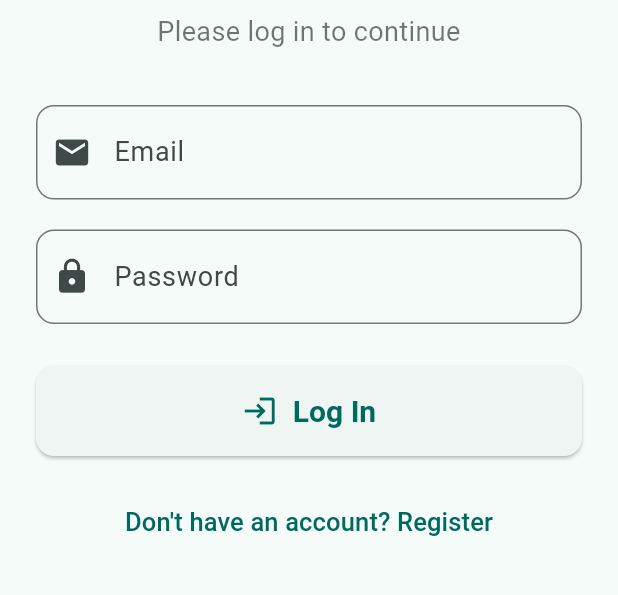
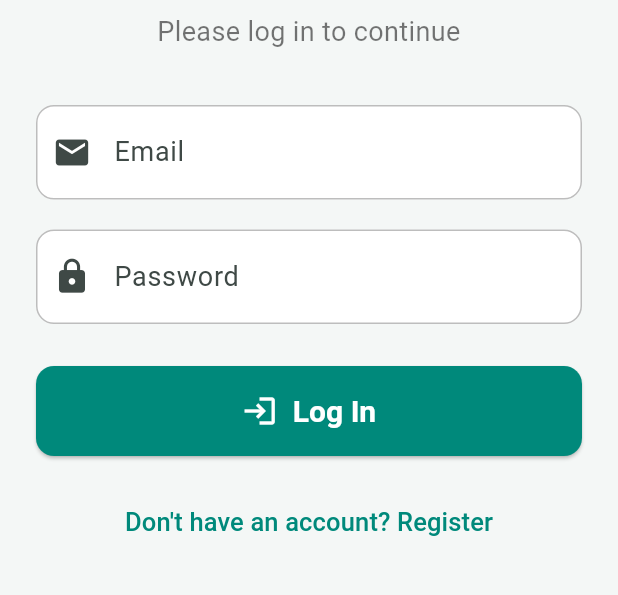
Before and after one commit to Lakindu99/mediassist, a Flutter app: the screen it shows after launch, on a phone screen of 412 x 824 dp, the part 300-895 px from its top. Run offline on Flutter 3.47's test engine with Material 3 defaults, Android fonts, the phone set to English and light mode, and no system bars; our stand-ins replace cloud_firestore, firebase_auth, firebase_core, flutter_local_notifications, flutter_tts, share_plus and 2 more; accounts and stored records are empty.

Commit message:
Polish step 1: centralised design theme (solid buttons, clean cards, consistency)

```diff
--- /dev/null
+++ b/lib/core/theme/app_theme.dart
@@ -0,0 +1,165 @@
+import 'package:flutter/material.dart';
+
+/// ---------------------------------------------------------------------------
+/// MediAssist design system (Step 1: visual consistency).
+///
+/// One central place for colours, spacing, radii and component styling, so
+/// every screen looks coherent. Baseline sizes are intentionally MODERATE: the
+/// adaptive engine enlarges text/buttons and raises contrast FROM this baseline,
+/// so the static control condition stays a fair, unmodified starting point.
+/// ---------------------------------------------------------------------------
+
+class AppSpacing {
+  static const double xs = 4, sm = 8, md = 16, lg = 24, xl = 32;
+}
+
+class AppRadius {
+  static const double card = 16, button = 12, field = 12;
+}
+
+/// Per-feature accent colours (consistent icon/colour language app-wide).
+class AppColors {
+  static const Color teal = Color(0xFF00897B);
+  static const Color ink = Color(0xFF1A2327);
+  static const Color background = Color(0xFFF4F7F6);
+
+  static const Color today = Color(0xFFEF6C00);        // orange
+  static const Color medications = Color(0xFF00897B);  // teal
+  static const Color appointments = Color(0xFF3949AB); // indigo
+  static const Color history = Color(0xFF8E24AA);      // purple
+  static const Color caregiver = Color(0xFF00838F);    // cyan (clearer than brown)
+}
+
+/// The standard (control-condition) theme.
+ThemeData buildAppTheme() {
+  final ColorScheme scheme = ColorScheme.fromSeed(
+    seedColor: AppColors.teal,
+    primary: AppColors.teal,
+  );
+
+  return ThemeData(
+    useMaterial3: true,
+    colorScheme: scheme,
+    scaffoldBackgroundColor: AppColors.background,
+
+    // Clean white app bars; a subtle line appears when content scrolls under.
+    appBarTheme: const AppBarTheme(
+      backgroundColor: Colors.white,
+      foregroundColor: AppColors.ink,
+      elevation: 0,
+      scrolledUnderElevation: 1,
+      centerTitle: false,
+      titleTextStyle: TextStyle(
+          fontSize: 22, fontWeight: FontWeight.w600, color: AppColors.ink),
+    ),
+
+    // Clean WHITE cards (removes the M3 grey tint) with a consistent shape.
+    cardTheme: CardThemeData(
+      color: Colors.white,
+      surfaceTintColor: Colors.white,
+      elevation: 1.5,
+      margin: EdgeInsets.zero,
+      shape: RoundedRectangleBorder(
+          borderRadius: BorderRadius.circular(AppRadius.card)),
+    ),
+
+    // Strong, SOLID teal primary buttons — a clear primary action for elders.
+    elevatedButtonTheme: ElevatedButtonThemeData(
+      style: ElevatedButton.styleFrom(
+        backgroundColor: AppColors.teal,
+        foregroundColor: Colors.white,
+        elevation: 1,
+        minimumSize: const Size(0, 52),
+        padding: const EdgeInsets.symmetric(horizontal: 20, vertical: 12),
+        textStyle: const TextStyle(fontSize: 16, fontWeight: FontWeight.w600),
+        shape: RoundedRectangleBorder(
+            borderRadius: BorderRadius.circular(AppRadius.button)),
+      ),
+    ),
+
+    outlinedButtonTheme: OutlinedButtonThemeData(
+      style: OutlinedButton.styleFrom(
+        foregroundColor: AppColors.teal,
+        side: const BorderSide(color: AppColors.teal, width: 1.5),
+        minimumSize: const Size(0, 50),
+        textStyle: const TextStyle(fontSize: 16, fontWeight: FontWeight.w600),
+        shape: RoundedRectangleBorder(
+            borderRadius: BorderRadius.circular(AppRadius.button)),
+      ),
+    ),
+
+    // Consistent, clearly-bordered input fields.
+    inputDecorationTheme: InputDecorationTheme(
+      filled: true,
+      fillColor: Colors.white,
+      contentPadding: const EdgeInsets.symmetric(horizontal: 16, vertical: 16),
+      border: OutlineInputBorder(
+          borderRadius: BorderRadius.circular(AppRadius.field)),
+      enabledBorder: OutlineInputBorder(
+        borderRadius: BorderRadius.circular(AppRadius.field),
+        borderSide: BorderSide(color: Colors.grey.shade400),
+      ),
+      focusedBorder: OutlineInputBorder(
+        borderRadius: BorderRadius.circular(AppRadius.field),
+        borderSide: const BorderSide(color: AppColors.teal, width: 2),
+      ),
+    ),
+
+    // Consistent, friendly snackbars for confirmations (used in later steps).
+    snackBarTheme: SnackBarThemeData(
+      behavior: SnackBarBehavior.floating,
+      backgroundColor: AppColors.ink,
+      contentTextStyle: const TextStyle(fontSize: 15, color: Colors.white),
+      shape: RoundedRectangleBorder(borderRadius: BorderRadius.circular(10)),
+    ),
+  );
+}
+
+/// High-contrast variant (used by the accessibility setting and by the adaptive
+/// engine at strong load). Same shapes for consistency; maximum contrast.
+ThemeData buildHighContrastTheme() {
+  final base = buildAppTheme();
+  final scheme = ColorScheme.fromSeed(
+    seedColor: Colors.black,
+    brightness: Brightness.light,
+  ).copyWith(
+    primary: Colors.black,
+    onPrimary: Colors.white,
+    surface: Colors.white,
+    onSurface: Colors.black,
+  );
+  return base.copyWith(
+    colorScheme: scheme,
+    scaffoldBackgroundColor: Colors.white,
+    appBarTheme: const AppBarTheme(
+      backgroundColor: Colors.white,
+      foregroundColor: Colors.black,
+      elevation: 0,
+      scrolledUnderElevation: 1,
+      centerTitle: false,
+      titleTextStyle: TextStyle(
+          fontSize: 22, fontWeight: FontWeight.w700, color: Colors.black),
+    ),
+    elevatedButtonTheme: ElevatedButtonThemeData(
+      style: ElevatedButton.styleFrom(
+        backgroundColor: Colors.black,
+        foregroundColor: Colors.white,
+        minimumSize: const Size(0, 52),
+        padding: const EdgeInsets.symmetric(horizontal: 20, vertical: 12),
+        textStyle: const TextStyle(fontSize: 16, fontWeight: FontWeight.w700),
+        shape: RoundedRectangleBorder(
+            borderRadius: BorderRadius.circular(AppRadius.button)),
+      ),
+    ),
+    cardTheme: CardThemeData(
+      color: Colors.white,
+      surfaceTintColor: Colors.white,
+      elevation: 0,
+      margin: EdgeInsets.zero,
+      shape: RoundedRectangleBorder(
+        borderRadius: BorderRadius.circular(AppRadius.card),
+        side: const BorderSide(color: Colors.black, width: 1.5),
+      ),
+    ),
+  );
+}
--- a/lib/main.dart
+++ b/lib/main.dart
@@ -9,6 +9,7 @@ import 'core/services/settings_provider.dart';
 import 'core/services/adaptive_provider.dart';
 import 'core/services/adaptive_engine.dart';
 import 'core/services/behaviour_tracker.dart';
+import 'core/theme/app_theme.dart';
 import 'features/auth/auth_gate.dart';
 
 void main() async {
@@ -24,7 +25,6 @@ void main() async {
   final adaptive = AdaptiveProvider(engine: engine);
   await adaptive.load();
 
-  // Wire the behaviour tracker to feed the adaptive engine.
   BehaviourTracker.instance.onMetricsChanged = engine.evaluate;
 
   runApp(MediAssistApp(settings: settings, adaptive: adaptive, engine: engine));
@@ -76,8 +76,6 @@ class _MediAssistAppState extends State<MediAssistApp> with WidgetsBindingObserv
       ],
       child: Consumer3<SettingsProvider, AdaptiveProvider, AdaptiveEngine>(
         builder: (context, s, adaptive, engine, _) {
-          // Effective values: adaptation is ADDITIVE — never smaller than the
-          // user's own manual choice.
           final adaptiveOn = adaptive.adaptiveMode;
           final fontScale =
               adaptiveOn ? math.max(s.fontScale, engine.fontScale) : s.fontScale;
@@ -88,7 +86,7 @@ class _MediAssistAppState extends State<MediAssistApp> with WidgetsBindingObserv
             title: 'MediAssist',
             debugShowCheckedModeBanner: false,
             navigatorObservers: [BehaviourNavigatorObserver()],
-            theme: highContrast ? _highContrastTheme() : _normalTheme(),
+            theme: highContrast ? buildHighContrastTheme() : buildAppTheme(),
             builder: (context, child) {
               return Listener(
                 behavior: HitTestBehavior.translucent,
@@ -106,24 +104,4 @@ class _MediAssistAppState extends State<MediAssistApp> with WidgetsBindingObserv
       ),
     );
   }
-
-  ThemeData _normalTheme() =>
-      ThemeData(colorSchemeSeed: Colors.teal, useMaterial3: true);
-
-  ThemeData _highContrastTheme() {
-    final scheme = ColorScheme.fromSeed(
-      seedColor: Colors.black,
-      brightness: Brightness.light,
-    ).copyWith(
-      primary: Colors.black,
-      onPrimary: Colors.white,
-      surface: Colors.white,
-      onSurface: Colors.black,
-    );
-    return ThemeData(
-      useMaterial3: true,
-      colorScheme: scheme,
-      scaffoldBackgroundColor: Colors.white,
-    );
-  }
 }
```
